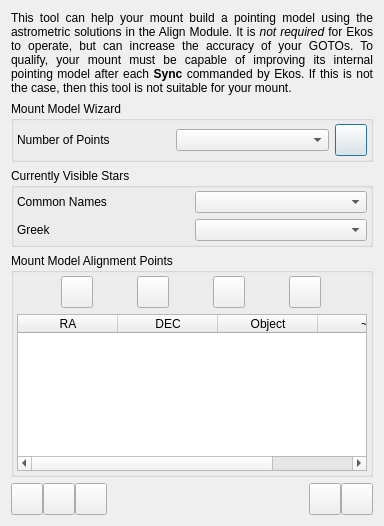
Old version of the form kstars/ekos/align/mountmodel.ui in the repository KDE/kstars.
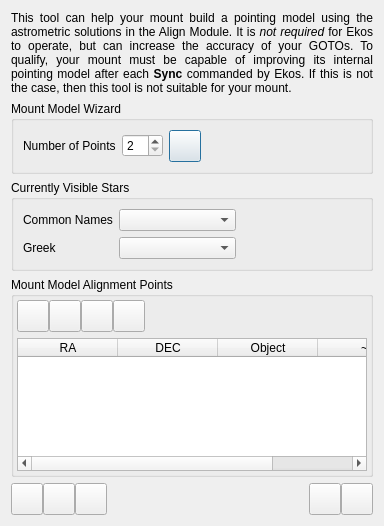
New version of the form.

Commit message:
This patch adds export functionality to the solutions table, a spin box for the mount model wizard align point number, makes nicely formatted greek names appear in the greek names box, and makes the wizard search for stars in the alignment list in its search radius before just finding the nearest obscure object near the alignment point.
CCMAIL:kstars-devel@kde.org

```diff
--- a/kstars/ekos/align/mountmodel.ui
+++ b/kstars/ekos/align/mountmodel.ui
@@ -32,24 +32,7 @@
      <property name="title">
       <string>Mount Model Wizard</string>
      </property>
-     <layout class="QVBoxLayout" name="verticalLayout_3">
-      <property name="leftMargin">
-       <number>3</number>
-      </property>
-      <property name="topMargin">
-       <number>3</number>
-      </property>
-      <property name="rightMargin">
-       <number>3</number>
-      </property>
-      <property name="bottomMargin">
-       <number>3</number>
-      </property>
-      <item>
        <layout class="QHBoxLayout" name="horizontalLayout_3">
-        <property name="topMargin">
-         <number>0</number>
-        </property>
         <item>
          <widget class="QLabel" name="label_2">
           <property name="text">
@@ -58,9 +41,9 @@
          </widget>
         </item>
         <item>
-         <widget class="QComboBox" name="alignPtNum">
-          <property name="toolTip">
-           <string>&lt;html&gt;&lt;head/&gt;&lt;body&gt;&lt;p&gt;This is the number of alignment points that the wizard will add to the table.&lt;/p&gt;&lt;/body&gt;&lt;/html&gt;</string>
+       <widget class="QSpinBox" name="alignPtNum">
+        <property name="minimum">
+         <number>2</number>
           </property>
          </widget>
         </item>
@@ -86,7 +69,18 @@
           </property>
          </widget>
         </item>
-       </layout>
+      <item>
+       <spacer name="horizontalSpacer_3">
+        <property name="orientation">
+         <enum>Qt::Horizontal</enum>
+        </property>
+        <property name="sizeHint" stdset="0">
+         <size>
+          <width>171</width>
+          <height>20</height>
+         </size>
+        </property>
+       </spacer>
       </item>
      </layout>
     </widget>
@@ -96,62 +90,61 @@
      <property name="title">
       <string>Currently Visible Stars</string>
      </property>
-     <layout class="QVBoxLayout" name="verticalLayout_4">
-      <property name="leftMargin">
-       <number>3</number>
-      </property>
-      <property name="topMargin">
-       <number>3</number>
-      </property>
-      <property name="rightMargin">
-       <number>3</number>
-      </property>
-      <property name="bottomMargin">
-       <number>3</number>
-      </property>
-      <item>
-       <layout class="QHBoxLayout" name="horizontalLayout_4">
-        <property name="topMargin">
-         <number>0</number>
-        </property>
-        <item>
+     <layout class="QGridLayout" name="gridLayout">
+      <item row="0" column="0">
          <widget class="QLabel" name="label_4">
           <property name="text">
            <string>Common Names</string>
           </property>
          </widget>
         </item>
-        <item>
+      <item row="0" column="1">
          <widget class="QComboBox" name="starListBox">
+        <property name="sizePolicy">
+         <sizepolicy hsizetype="MinimumExpanding" vsizetype="Fixed">
+          <horstretch>0</horstretch>
+          <verstretch>0</verstretch>
+         </sizepolicy>
+        </property>
           <property name="toolTip">
            <string>&lt;html&gt;&lt;head/&gt;&lt;body&gt;&lt;p&gt;These are the common names for the named stars that are currently up at your location.  If you select a star, it will be added to the table below.&lt;/p&gt;&lt;/body&gt;&lt;/html&gt;</string>
           </property>
          </widget>
         </item>
-       </layout>
+      <item row="0" column="2" rowspan="2">
+       <spacer name="horizontalSpacer_4">
+        <property name="orientation">
+         <enum>Qt::Horizontal</enum>
+        </property>
+        <property name="sizeHint" stdset="0">
+         <size>
+          <width>125</width>
+          <height>20</height>
+         </size>
+        </property>
+       </spacer>
       </item>
-      <item>
-       <layout class="QHBoxLayout" name="horizontalLayout_5">
-        <property name="topMargin">
-         <number>0</number>
-        </property>
-        <item>
+      <item row="1" column="0">
          <widget class="QLabel" name="label_5">
           <property name="text">
            <string>Greek</string>
           </property>
          </widget>
         </item>
-        <item>
+      <item row="1" column="1">
          <widget class="QComboBox" name="greekStarListBox">
+        <property name="sizePolicy">
+         <sizepolicy hsizetype="MinimumExpanding" vsizetype="Fixed">
+          <horstretch>0</horstretch>
+          <verstretch>0</verstretch>
+         </sizepolicy>
+        </property>
           <property name="toolTip">
            <string>&lt;html&gt;&lt;head/&gt;&lt;body&gt;&lt;p&gt;These are the Greek names for the brighter stars that are currently up at your location.  If you select a star, it will be added to the table below.&lt;/p&gt;&lt;/body&gt;&lt;/html&gt;</string>
           </property>
          </widget>
         </item>
        </layout>
-      </item>
-     </layout>
     </widget>
    </item>
    <item>
@@ -268,6 +261,19 @@
           </property>
          </widget>
         </item>
+        <item>
+         <spacer name="horizontalSpacer_2">
+          <property name="orientation">
+           <enum>Qt::Horizontal</enum>
+          </property>
+          <property name="sizeHint" stdset="0">
+           <size>
+            <width>40</width>
+            <height>20</height>
+           </size>
+          </property>
+         </spacer>
+        </item>
        </layout>
       </item>
       <item>
@@ -396,28 +402,6 @@
        </property>
       </spacer>
      </item>
-     <item>
-      <widget class="QPushButton" name="stopAlignB">
-       <property name="minimumSize">
-        <size>
-         <width>32</width>
-         <height>32</height>
-        </size>
-       </property>
-       <property name="maximumSize">
-        <size>
-         <width>32</width>
-         <height>32</height>
-        </size>
-       </property>
-       <property name="toolTip">
-        <string>&lt;html&gt;&lt;head/&gt;&lt;body&gt;&lt;p&gt;Stop the mount model routine.  It will &lt;b&gt;not&lt;/b&gt; clear any points from your telescope's pointing model.  It will stop the routine and any points currently being solved. If you run the mount model again after hitting stop, it will start the routine over again with the first point.&lt;/p&gt;&lt;/body&gt;&lt;/html&gt;</string>
-       </property>
-       <property name="text">
-        <string/>
-       </property>
-      </widget>
-     </item>
      <item>
       <widget class="QPushButton" name="startAlignB">
        <property name="minimumSize">
@@ -440,6 +424,28 @@
        </property>
       </widget>
      </item>
+     <item>
+      <widget class="QPushButton" name="stopAlignB">
+       <property name="minimumSize">
+        <size>
+         <width>32</width>
+         <height>32</height>
+        </size>
+       </property>
+       <property name="maximumSize">
+        <size>
+         <width>32</width>
+         <height>32</height>
+        </size>
+       </property>
+       <property name="toolTip">
+        <string>&lt;html&gt;&lt;head/&gt;&lt;body&gt;&lt;p&gt;Stop the mount model routine.  It will &lt;b&gt;not&lt;/b&gt; clear any points from your telescope's pointing model.  It will stop the routine and any points currently being solved. If you run the mount model again after hitting stop, it will start the routine over again with the first point.&lt;/p&gt;&lt;/body&gt;&lt;/html&gt;</string>
+       </property>
+       <property name="text">
+        <string/>
+       </property>
+      </widget>
+     </item>
     </layout>
    </item>
   </layout>
```
Left out of the diff: 2 changed lines with no effect on the pictures. Lines whose indentation alone changed are shown as unchanged. The commit also changes 3 other files.
